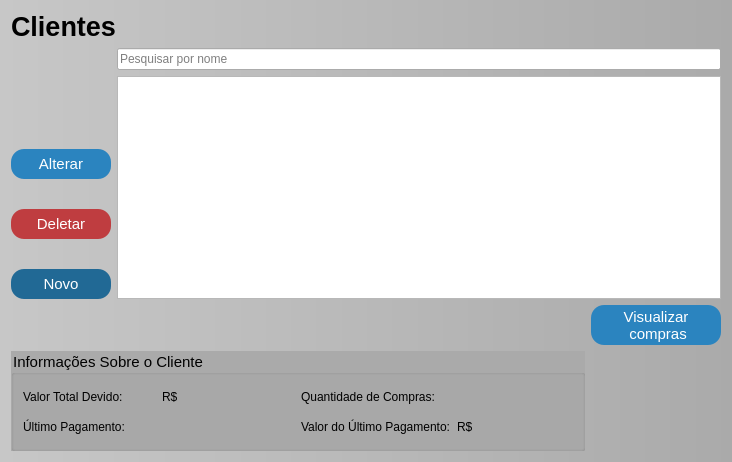
Old version of the form src/clientes.ui in the repository GabR36/QEstoqueLoja.
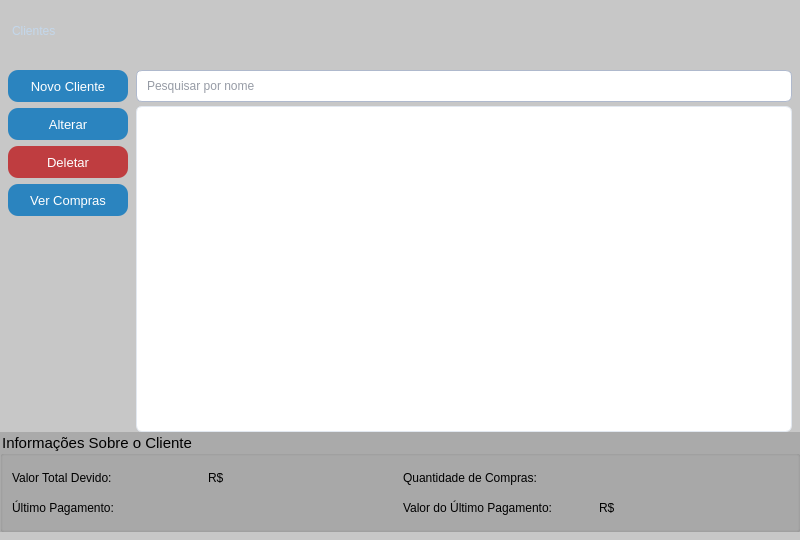
New version of the form.

Commit message: novo estilo para relatorios, pagamento, vendas, entradas...

```diff
--- a/src/clientes.ui
+++ b/src/clientes.ui
@@ -6,14 +6,14 @@
    <rect>
     <x>0</x>
     <y>0</y>
-    <width>732</width>
-    <height>462</height>
+    <width>800</width>
+    <height>540</height>
    </rect>
   </property>
-  <property name="baseSize">
+  <property name="minimumSize">
    <size>
-    <width>600</width>
-    <height>800</height>
+    <width>700</width>
+    <height>480</height>
    </size>
   </property>
   <property name="windowTitle">
@@ -21,22 +21,19 @@
   </property>
   <property name="styleSheet">
    <string notr="true">
-
-#Clientes{
-background-color: rgb(199, 199, 199);
-background-color: qlineargradient(spread:pad, x1:0, y1:0, x2:1, y2:0, stop:0 rgba(199, 199, 199, 255), stop:1 rgba(170, 170, 170, 255));
-
+#Clientes {
+  background-color: rgb(199, 199, 199);
+  background-color: qlineargradient(spread:pad, x1:0, y1:0, x2:1, y2:0,
+    stop:0 rgba(199, 199, 199, 255), stop:1 rgba(170, 170, 170, 255));
 }
-QPushButton{
-background-color: rgb(43, 132, 191);
-color: rgb(255, 255, 255);
-font-size: 15px;
-border-radius: 13px;
-
+QPushButton {
+  background-color: rgb(43, 132, 191);
+  color: rgb(255, 255, 255);
+  font-size: 13px;
+  border-radius: 10px;
 }
-
-QPushButton:hover{
-	background-color: rgb(13, 92, 161);
+QPushButton:hover {
+  background-color: rgb(13, 92, 161);
 }
 QPushButton:pressed{
 	
@@ -45,22 +42,341 @@
 font-size: 15px;
 border-radius: 13px;
 }
-QGroupBox{
-background-color:rgb(170, 170, 170);
-	font: 700 9pt &quot;Segoe UI&quot;;
-	font-size: 15px;
+#Btn_Deletar {
+  background-color: rgb(191, 61, 64);
 }
-</string>
+#Btn_Deletar:hover {
+  background-color: rgb(139, 44, 47);
+}
+#Btn_Deletar:pressed {
+  background-color: rgb(255, 96, 99);
+}
+QGroupBox {
+  background-color: rgb(170, 170, 170);
+  font: 700 9pt &quot;Segoe UI&quot;;
+  font-size: 15px;
+}
+QTableView {
+  background-color: #ffffff;
+  alternate-background-color: #dce9f5;
+  border: 1px solid #e2e8f0;
+  border-radius: 6px;
+  gridline-color: #e2e8f0;
+  selection-background-color: rgb(43, 132, 191);
+  selection-color: #ffffff;
+  outline: none;
+}
+QHeaderView::section {
+  background-color: #f1f5f9;
+  color: #475569;
+  font: 600 9pt &quot;Ubuntu&quot;;
+  border: none;
+  border-bottom: 2px solid #e2e8f0;
+  border-right: 1px solid #e2e8f0;
+  padding: 6px 10px;
+}
+QHeaderView::section:last {
+  border-right: none;
+}
+QScrollBar:vertical {
+  background: #f1f5f9;
+  width: 8px;
+  border-radius: 4px;
+}
+QScrollBar::handle:vertical {
+  background: #cbd5e1;
+  border-radius: 4px;
+  min-height: 20px;
+}
+QScrollBar::add-line:vertical, QScrollBar::sub-line:vertical {
+  height: 0px;
+}
+QLineEdit {
+  background-color: white;
+  border: 1px solid rgb(175, 185, 205);
+  border-radius: 6px;
+  padding: 4px 8px;
+  font-size: 12px;
+  color: rgb(45, 55, 75);
+}
+QLineEdit:focus {
+  border-color: rgb(43, 132, 191);
+}
+   </string>
   </property>
   <layout class="QGridLayout" name="gridLayout">
-   <item row="3" column="0">
+   <property name="spacing">
+    <number>0</number>
+   </property>
+   <property name="leftMargin">
+    <number>0</number>
+   </property>
+   <property name="topMargin">
+    <number>0</number>
+   </property>
+   <property name="rightMargin">
+    <number>0</number>
+   </property>
+   <property name="bottomMargin">
+    <number>8</number>
+   </property>
+   <item row="0" column="0" colspan="2">
+    <widget class="QFrame" name="frameHeaderBar">
+     <property name="minimumSize">
+      <size>
+       <width>0</width>
+       <height>62</height>
+      </size>
+     </property>
+     <property name="maximumSize">
+      <size>
+       <width>16777215</width>
+       <height>62</height>
+      </size>
+     </property>
+     <property name="styleSheet">
+      <string notr="true">
+QFrame {
+  background-color: qlineargradient(spread:pad, x1:0, y1:0, x2:0, y2:1,
+    stop:0 rgb(38, 62, 92), stop:1 rgb(24, 42, 66));
+  border-bottom: 2px solid rgb(43, 132, 191);
+}
+QPushButton {
+  background-color: transparent;
+  font: 600 10pt &quot;Segoe UI&quot;;
+  color: rgb(195, 215, 235);
+  border: none;
+  border-radius: 7px;
+  padding: 4px 12px;
+}
+QPushButton:hover {
+  background-color: rgba(43, 132, 191, 150);
+  color: white;
+}
+QPushButton:pressed {
+  background-color: rgba(153, 193, 241, 100);
+  color: white;
+}
+QLabel {
+  color: rgb(195, 215, 235);
+  background-color: transparent;
+  border: none;
+}
+      </string>
+     </property>
+     <property name="frameShape">
+      <enum>QFrame::Shape::NoFrame</enum>
+     </property>
+     <layout class="QHBoxLayout" name="headerLayout">
+      <property name="leftMargin">
+       <number>12</number>
+      </property>
+      <property name="rightMargin">
+       <number>12</number>
+      </property>
+      <item>
+       <widget class="QLabel" name="lbl_Titulo">
+        <property name="styleSheet">
+         <string notr="true">font: 700 14pt &quot;Ubuntu&quot;;</string>
+        </property>
+        <property name="text">
+         <string>Clientes</string>
+        </property>
+       </widget>
+      </item>
+      <item>
+       <spacer name="headerSpacer">
+        <property name="orientation">
+         <enum>Qt::Orientation::Horizontal</enum>
+        </property>
+        <property name="sizeHint" stdset="0">
+         <size>
+          <width>40</width>
+          <height>20</height>
+         </size>
+        </property>
+       </spacer>
+      </item>
+     </layout>
+    </widget>
+   </item>
+   <item row="1" column="0" colspan="2">
+    <layout class="QHBoxLayout" name="contentLayout">
+     <property name="spacing">
+      <number>8</number>
+     </property>
+     <property name="leftMargin">
+      <number>8</number>
+     </property>
+     <property name="topMargin">
+      <number>8</number>
+     </property>
+     <property name="rightMargin">
+      <number>8</number>
+     </property>
+     <property name="bottomMargin">
+      <number>0</number>
+     </property>
+     <item>
+      <layout class="QVBoxLayout" name="actionLayout">
+       <property name="spacing">
+        <number>6</number>
+       </property>
+       <item>
+        <widget class="QPushButton" name="Btn_Novo">
+         <property name="minimumSize">
+          <size>
+           <width>120</width>
+           <height>32</height>
+          </size>
+         </property>
+         <property name="maximumSize">
+          <size>
+           <width>120</width>
+           <height>32</height>
+          </size>
+         </property>
+         <property name="text">
+          <string>Novo Cliente</string>
+         </property>
+        </widget>
+       </item>
+       <item>
+        <widget class="QPushButton" name="Btn_Alterar">
+         <property name="minimumSize">
+          <size>
+           <width>120</width>
+           <height>32</height>
+          </size>
+         </property>
+         <property name="maximumSize">
+          <size>
+           <width>120</width>
+           <height>32</height>
+          </size>
+         </property>
+         <property name="text">
+          <string>Alterar</string>
+         </property>
+        </widget>
+       </item>
+       <item>
+        <widget class="QPushButton" name="Btn_Deletar">
+         <property name="minimumSize">
+          <size>
+           <width>120</width>
+           <height>32</height>
+          </size>
+         </property>
+         <property name="maximumSize">
+          <size>
+           <width>120</width>
+           <height>32</height>
+          </size>
+         </property>
+         <property name="text">
+          <string>Deletar</string>
+         </property>
+        </widget>
+       </item>
+       <item>
+        <widget class="QPushButton" name="Btn_abrirCompras">
+         <property name="minimumSize">
+          <size>
+           <width>120</width>
+           <height>32</height>
+          </size>
+         </property>
+         <property name="maximumSize">
+          <size>
+           <width>120</width>
+           <height>32</height>
+          </size>
+         </property>
+         <property name="text">
+          <string>Ver Compras</string>
+         </property>
+        </widget>
+       </item>
+       <item>
+        <spacer name="actionSpacer">
+         <property name="orientation">
+          <enum>Qt::Orientation::Vertical</enum>
+         </property>
+         <property name="sizeHint" stdset="0">
+          <size>
+           <width>20</width>
+           <height>40</height>
+          </size>
+         </property>
+        </spacer>
+       </item>
+      </layout>
+     </item>
+     <item>
+      <layout class="QVBoxLayout" name="tableLayout">
+       <property name="spacing">
+        <number>4</number>
+       </property>
+       <item>
+        <widget class="QLineEdit" name="Ledit_Pesquisa">
+         <property name="minimumSize">
+          <size>
+           <width>0</width>
+           <height>32</height>
+          </size>
+         </property>
+         <property name="maximumSize">
+          <size>
+           <width>16777215</width>
+           <height>32</height>
+          </size>
+         </property>
+         <property name="placeholderText">
+          <string>Pesquisar por nome</string>
+         </property>
+        </widget>
+       </item>
+       <item>
+        <widget class="QTableView" name="Tview_Clientes">
+         <property name="alternatingRowColors">
+          <bool>true</bool>
+         </property>
+         <property name="selectionMode">
+          <enum>QAbstractItemView::SelectionMode::SingleSelection</enum>
+         </property>
+         <property name="selectionBehavior">
+          <enum>QAbstractItemView::SelectionBehavior::SelectRows</enum>
+         </property>
+         <property name="showGrid">
+          <bool>false</bool>
+         </property>
+         <attribute name="verticalHeaderVisible">
+          <bool>false</bool>
+         </attribute>
+         <attribute name="horizontalHeaderStretchLastSection">
+          <bool>true</bool>
+         </attribute>
+        </widget>
+       </item>
+      </layout>
+     </item>
+    </layout>
+   </item>
+   <item row="2" column="0" colspan="2">
     <widget class="QGroupBox" name="groupBox">
      <property name="minimumSize">
       <size>
-       <width>400</width>
+       <width>0</width>
        <height>100</height>
       </size>
      </property>
+     <property name="maximumSize">
+      <size>
+       <width>16777215</width>
+       <height>120</height>
+      </size>
+     </property>
      <property name="title">
       <string>Informações Sobre o Cliente</string>
      </property>
@@ -152,201 +468,6 @@
      </layout>
     </widget>
    </item>
-   <item row="2" column="1">
-    <widget class="QPushButton" name="Btn_abrirCompras">
-     <property name="sizePolicy">
-      <sizepolicy hsizetype="Preferred" vsizetype="Fixed">
-       <horstretch>0</horstretch>
-       <verstretch>0</verstretch>
-      </sizepolicy>
-     </property>
-     <property name="minimumSize">
-      <size>
-       <width>100</width>
-       <height>40</height>
-      </size>
-     </property>
-     <property name="maximumSize">
-      <size>
-       <width>130</width>
-       <height>16777215</height>
-      </size>
-     </property>
-     <property name="baseSize">
-      <size>
-       <width>300</width>
-       <height>0</height>
-      </size>
-     </property>
-     <property name="text">
-      <string>Visualizar 
- compras</string>
-     </property>
-    </widget>
-   </item>
-   <item row="1" column="0" colspan="2">
-    <layout class="QHBoxLayout" name="horizontalLayout">
-     <item>
-      <layout class="QVBoxLayout" name="verticalLayout">
-       <property name="spacing">
-        <number>30</number>
-       </property>
-       <item>
-        <spacer name="verticalSpacer">
-         <property name="orientation">
-          <enum>Qt::Orientation::Vertical</enum>
-         </property>
-         <property name="sizeHint" stdset="0">
-          <size>
-           <width>20</width>
-           <height>40</height>
-          </size>
-         </property>
-        </spacer>
-       </item>
-       <item>
-        <widget class="QPushButton" name="Btn_Alterar">
-         <property name="minimumSize">
-          <size>
-           <width>100</width>
-           <height>30</height>
-          </size>
-         </property>
-         <property name="maximumSize">
-          <size>
-           <width>150</width>
-           <height>30</height>
-          </size>
-         </property>
-         <property name="text">
-          <string>Alterar</string>
-         </property>
-        </widget>
-       </item>
-       <item>
-        <widget class="QPushButton" name="Btn_Deletar">
-         <property name="minimumSize">
-          <size>
-           <width>0</width>
-           <height>30</height>
-          </size>
-         </property>
-         <property name="maximumSize">
-          <size>
-           <width>150</width>
-           <height>30</height>
-          </size>
-         </property>
-         <property name="styleSheet">
-          <string notr="true">#Btn_Deletar{
-background-color:rgb(191, 61, 64);
-}
-#Btn_Deletar:hover{
-background-color: rgb(139, 44, 47);
-}
-#Btn_Deletar:pressed{
-background-color:rgb(255, 96, 99)
-
-}</string>
-         </property>
-         <property name="text">
-          <string>Deletar</string>
-         </property>
-        </widget>
-       </item>
-       <item>
-        <widget class="QPushButton" name="Btn_Novo">
-         <property name="minimumSize">
-          <size>
-           <width>0</width>
-           <height>30</height>
-          </size>
-         </property>
-         <property name="maximumSize">
-          <size>
-           <width>150</width>
-           <height>30</height>
-          </size>
-         </property>
-         <property name="styleSheet">
-          <string notr="true">#Btn_Novo{
-background-color: rgb(33, 105, 149);
-}
-#Btn_Novo:hover{
-background-color:rgb(03,75,119);
-}
-#Btn_Novo:pressed{
-
-	background-color: rgb(153, 193, 241);
-
-}</string>
-         </property>
-         <property name="text">
-          <string>Novo</string>
-         </property>
-        </widget>
-       </item>
-      </layout>
-     </item>
-     <item>
-      <layout class="QVBoxLayout" name="verticalLayout_2">
-       <item>
-        <widget class="QLineEdit" name="Ledit_Pesquisa">
-         <property name="placeholderText">
-          <string>Pesquisar por nome</string>
-         </property>
-        </widget>
-       </item>
-       <item>
-        <widget class="QTableView" name="Tview_Clientes">
-         <property name="minimumSize">
-          <size>
-           <width>600</width>
-           <height>0</height>
-          </size>
-         </property>
-         <property name="maximumSize">
-          <size>
-           <width>16777215</width>
-           <height>16777215</height>
-          </size>
-         </property>
-         <property name="alternatingRowColors">
-          <bool>true</bool>
-         </property>
-         <property name="selectionMode">
-          <enum>QAbstractItemView::SelectionMode::SingleSelection</enum>
-         </property>
-         <property name="selectionBehavior">
-          <enum>QAbstractItemView::SelectionBehavior::SelectRows</enum>
-         </property>
-         <attribute name="verticalHeaderVisible">
-          <bool>false</bool>
-         </attribute>
-        </widget>
-       </item>
-      </layout>
-     </item>
-    </layout>
-   </item>
-   <item row="0" column="0">
-    <widget class="QLabel" name="lbl_Titulo">
-     <property name="font">
-      <font>
-       <family>Ubuntu</family>
-       <pointsize>20</pointsize>
-       <italic>false</italic>
-       <bold>true</bold>
-      </font>
-     </property>
-     <property name="styleSheet">
-      <string notr="true">font: 700 20pt &quot;Ubuntu&quot;;</string>
-     </property>
-     <property name="text">
-      <string>Clientes</string>
-     </property>
-    </widget>
-   </item>
   </layout>
  </widget>
  <resources/>
```
Left out of the diff: 11 changed lines with no effect on the pictures. The commit also changes 12 other files.
